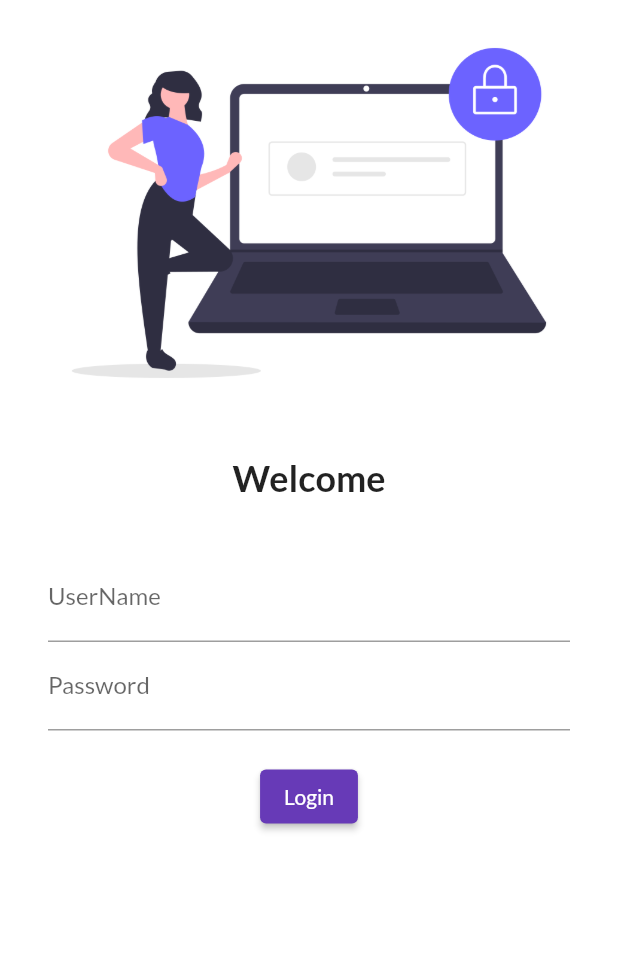
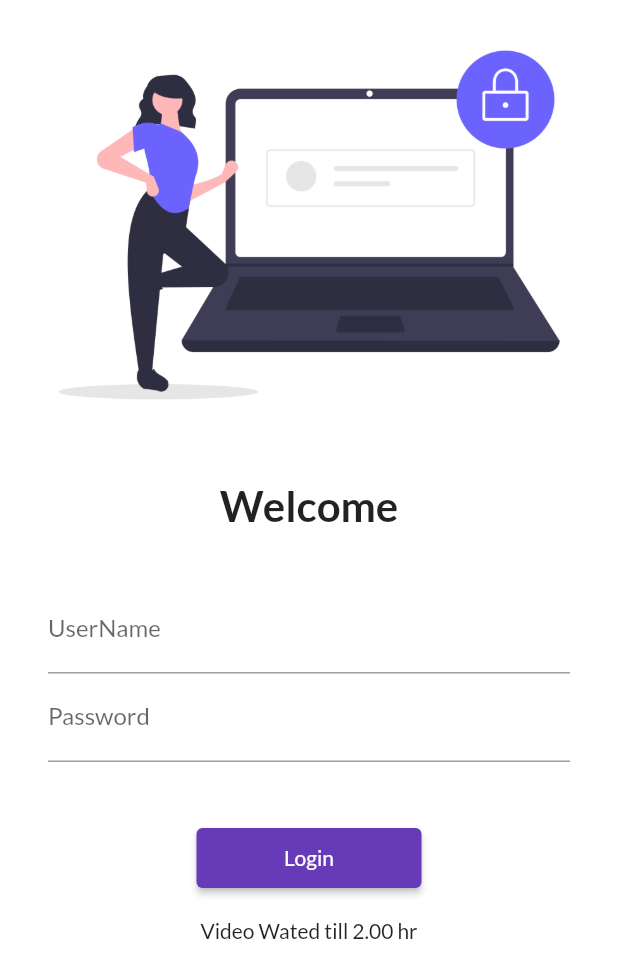
Before and after one commit to satyam-tiwari509/30DaysOfFlutter, a Flutter app: the screen it shows after launch, on a phone screen of 412 x 824 dp. Shown: the top 978 px of the screen. Run offline on Flutter 3.47's test engine with Material 2 defaults, Android fonts, the phone set to English and light mode, and no system bars; our stand-ins replace google_fonts.

Commit message:
Day5 completed

```diff
--- a/lib/main.dart
+++ b/lib/main.dart
@@ -1,6 +1,7 @@
 import 'package:flutter/material.dart';
 import 'package:flutter_catalog/pages/home_page.dart';
 import 'package:flutter_catalog/pages/login_page.dart';
+import 'package:flutter_catalog/utils/routes.dart';
 import 'package:google_fonts/google_fonts.dart';
 
 void main() {
@@ -16,6 +17,7 @@ class MyApp extends StatelessWidget {
         primarySwatch: Colors.deepPurple,
         fontFamily: GoogleFonts.lato().fontFamily,
       ),
+      // debugShowCheckedModeBanner: false, //used to remove debug bannner
       themeMode: ThemeMode.dark,
       // darkTheme: ThemeData(
       //   // brightness: Brightness.dark,
@@ -24,8 +26,8 @@ class MyApp extends StatelessWidget {
       // initialRoute: "/home",
       routes: {
         "/": (context) => LoginPage(),
-        "/home": (context) => HomePage(),
-        "/login": (context) => LoginPage(),
+        MyRoute.homeRoute: (context) => HomePage(),
+        MyRoute.loginRoute: (context) => LoginPage(),
       },
     );
   }
--- a/lib/pages/login_page.dart
+++ b/lib/pages/login_page.dart
@@ -1,17 +1,20 @@
 import 'dart:ui';
 
 import "package:flutter/material.dart";
+import 'package:flutter_catalog/utils/routes.dart';
 
 class LoginPage extends StatelessWidget {
   @override
   Widget build(BuildContext context) {
     return Material(
         color: Colors.white,
+        child: SingleChildScrollView(
           child: Column(
             children: [
               Image.asset(
                 "assets/images/login_image.png",
                 fit: BoxFit.cover,
+                height: 300,
               ),
               SizedBox(
                 height: 20.0,
@@ -19,7 +22,7 @@ class LoginPage extends StatelessWidget {
               Text(
                 "Welcome",
                 style: TextStyle(
-                fontSize: 24,
+                  fontSize: 28,
                   fontWeight: FontWeight.bold,
                 ),
               ),
@@ -27,8 +30,8 @@ class LoginPage extends StatelessWidget {
                 height: 20.0,
               ),
               Padding(
-              padding:
-                  const EdgeInsets.symmetric(vertical: 16.0, horizontal: 32.0),
+                padding: const EdgeInsets.symmetric(
+                    vertical: 16.0, horizontal: 32.0),
                 child: Column(
                   children: [
                     TextFormField(
@@ -41,19 +44,21 @@ class LoginPage extends StatelessWidget {
                           hintText: "Enter Password", labelText: "Password"),
                     ),
                     SizedBox(
-                    height: 20.0,
+                      height: 40.0,
                     ),
                     ElevatedButton(
                       onPressed: () {
-                      print("Hello Satyam");
+                        Navigator.pushNamed(context, MyRoute.homeRoute);
                       },
                       child: Text("Login"),
-                    style: TextButton.styleFrom(),
+                      style: TextButton.styleFrom(minimumSize: Size(150, 40)),
                     )
                   ],
                 ),
               ),
+              Text("Video Wated till 2.00 hr"),
             ],
+          ),
         ));
   }
 }
--- /dev/null
+++ b/lib/utils/routes.dart
@@ -0,0 +1,4 @@
+class MyRoute {
+  static String loginRoute = "/login";
+  static String homeRoute = "/home";
+}
```
Lines whose indentation alone changed are shown as unchanged.
